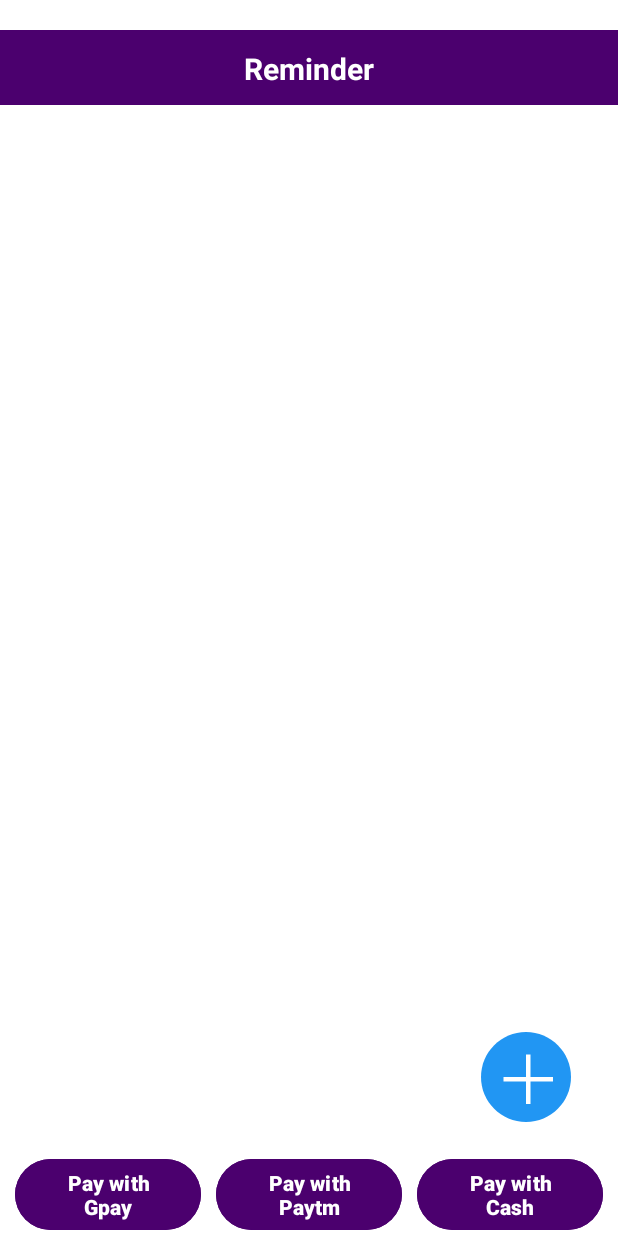
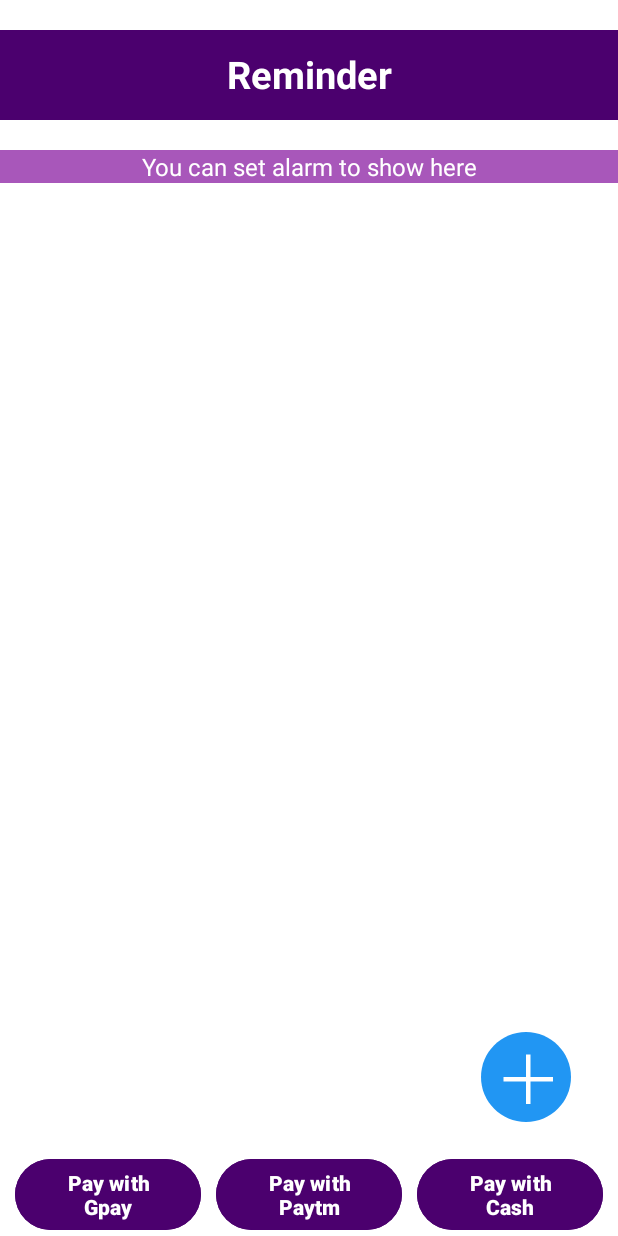
Before and after one commit to Priya-DharshiniS/Mobile-Application---FinWise, an Android app: the layout activity_reminder_log.xml on its own in the app's theme, with its tools: preview values and no code run, on a phone screen of 412 x 824 dp. Run offline under Robolectric (Android 15) with nearby library versions, the phone set to English and light mode, and no system bars.

Commit message:
reminder completed

```diff
--- a/app/src/main/res/layout/activity_reminder_log.xml
+++ b/app/src/main/res/layout/activity_reminder_log.xml
@@ -11,22 +11,33 @@
     <TextView
         android:id="@+id/reminderTextView"
         android:layout_width="match_parent"
-        android:layout_height="50dp"
+        android:layout_height="60dp"
         android:layout_marginTop="20dp"
         android:background="@color/royalpurple"
         android:padding="12dp"
         android:text="Reminder"
         android:textAlignment="center"
         android:textColor="@color/white"
-        android:textSize="20dp"
+        android:textSize="25dp"
         android:textStyle="bold" />
+    <TextView
+        android:id="@+id/dueAlarmMessageTextView"
+        android:layout_width="match_parent"
+        android:layout_height="wrap_content"
+        android:layout_below="@id/reminderTextView"
+        android:layout_marginTop="20dp"
+        android:text="You can set alarm to show here"
+        android:textColor="@color/white"
+        android:background="#a857ba"
+        android:textSize="16sp"
+        android:textAlignment="center" />
 
     <androidx.recyclerview.widget.RecyclerView
         android:id="@+id/recyclerView3"
         android:layout_width="match_parent"
         android:layout_height="wrap_content"
         android:layout_below="@id/reminderTextView"
-        android:layout_marginTop="20dp"
+        android:layout_marginTop="40dp"
         android:layout_above="@id/buttonsContainer"
         android:background="@android:color/transparent"
         android:padding="10dp"
```
Also changed, not shown: app/src/main/java/com/example/finwise_app/SetReminder.kt (+7 -5 lines), app/src/main/java/com/example/finwise_app/reminder_log.kt (+27 -13 lines), app/src/main/res/layout/item_alarm.xml (+27 -9 lines).
